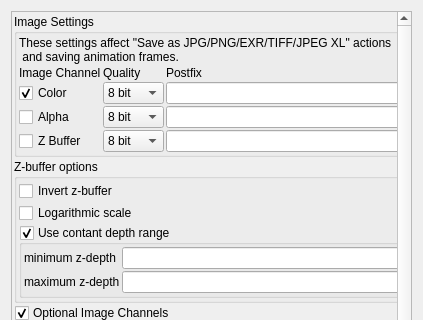
First picture: the form in mandelbulber2/qt/image_save_dialog.ui, repository buddhi1980/mandelbulber2, before the edit; both pictures show x 0 to 423 and y 0 to 320 of the 423 by 793 pixel window.
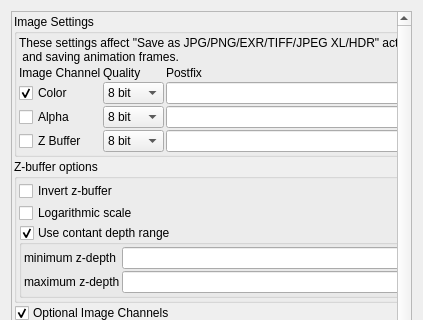
Second picture: the form after the edit. Icons and pictures are not drawn. Custom widgets are drawn as their Qt base class.

Patch:
```diff
--- a/mandelbulber2/qt/image_save_dialog.ui
+++ b/mandelbulber2/qt/image_save_dialog.ui
@@ -75,7 +75,7 @@
           <item>
            <widget class="QLabel" name="label_12">
             <property name="text">
-             <string>These settings affect &quot;Save as JPG/PNG/EXR/TIFF/JPEG XL&quot; actions
+             <string>These settings affect &quot;Save as JPG/PNG/EXR/TIFF/JPEG XL/HDR&quot; actions
  and saving animation frames.</string>
             </property>
            </widget>
```
Left out of the diff: 2 changed lines with no effect on the pictures.
